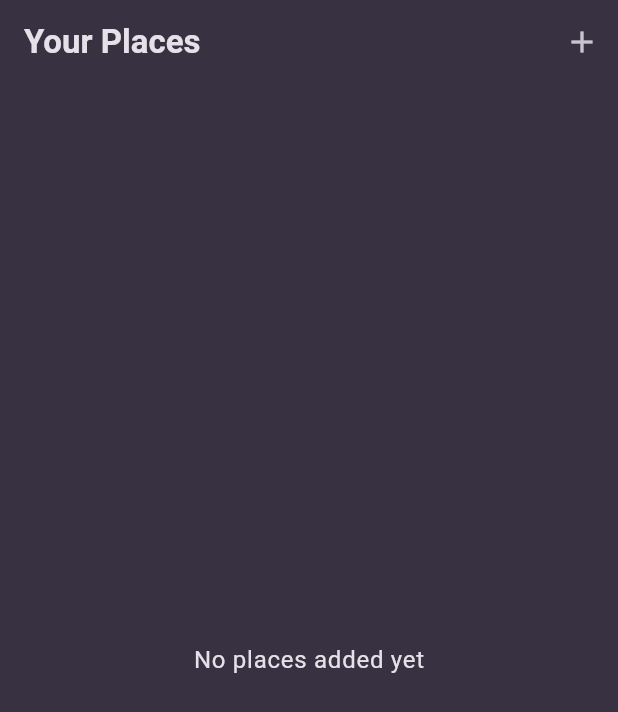
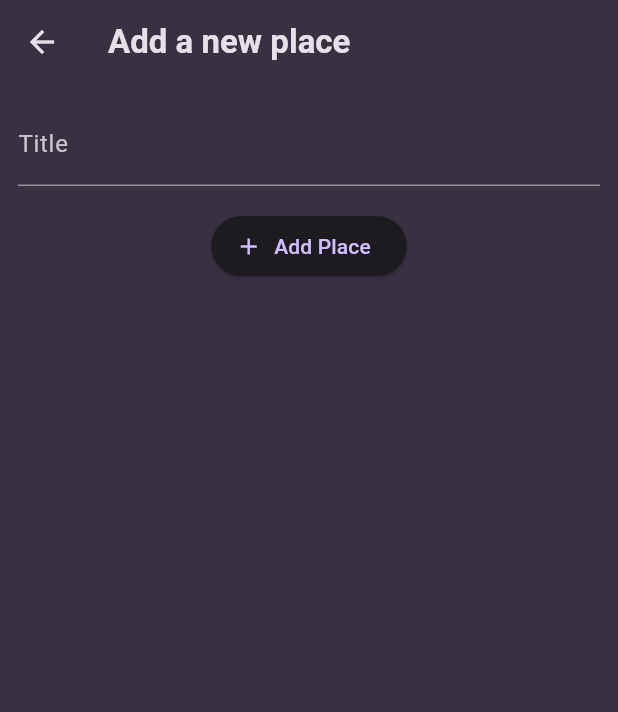
Before and after one commit to rizky201008/favorite_places, a Flutter app: the screen it shows after launch, after a tap on the "add" icon, on a phone screen of 412 x 824 dp. Shown: the top 712 px of the screen. Run offline on Flutter 3.47's test engine with Material 3 defaults, Android fonts, the phone set to English and light mode, and no system bars; our stand-ins replace google_fonts.

Commit message:
Adding an Add PLace Screen

```diff
--- /dev/null
+++ b/lib/screens/add_place.dart
@@ -0,0 +1,47 @@
+import 'package:flutter/material.dart';
+
+class AddPlaceScreen extends StatefulWidget {
+  const AddPlaceScreen({super.key});
+
+  @override
+  State<AddPlaceScreen> createState() => _AddPlaceScreenState();
+}
+
+class _AddPlaceScreenState extends State<AddPlaceScreen> {
+  final _titleController = TextEditingController();
+
+  @override
+  void dispose() {
+    _titleController.dispose();
+    super.dispose();
+  }
+
+  @override
+  Widget build(BuildContext context) {
+    return Scaffold(
+      appBar: AppBar(
+        title: const Text("Add a new place"),
+      ),
+      body: SingleChildScrollView(
+        padding: const EdgeInsets.all(12),
+        child: Column(
+          children: [
+            TextField(
+              decoration: const InputDecoration(labelText: "Title"),
+              style: TextStyle(color: Theme.of(context).colorScheme.onSurface),
+              controller: _titleController,
+            ),
+            const SizedBox(
+              height: 16,
+            ),
+            ElevatedButton.icon(
+              onPressed: () {},
+              icon: const Icon(Icons.add),
+              label: const Text("Add Place"),
+            ),
+          ],
+        ),
+      ),
+    );
+  }
+}
--- a/lib/screens/places.dart
+++ b/lib/screens/places.dart
@@ -1,3 +1,4 @@
+import 'package:favorite_places/screens/add_place.dart';
 import 'package:favorite_places/widgets/places_list.dart';
 import 'package:flutter/material.dart';
 
@@ -11,7 +12,13 @@ class PlacesScreen extends StatelessWidget {
         title: const Text("Your Places"),
         actions: [
           IconButton(
-            onPressed: () {},
+            onPressed: () {
+              Navigator.of(context).push(
+                MaterialPageRoute(
+                  builder: (context) => const AddPlaceScreen(),
+                ),
+              );
+            },
             icon: const Icon(Icons.add),
           )
         ],
```
